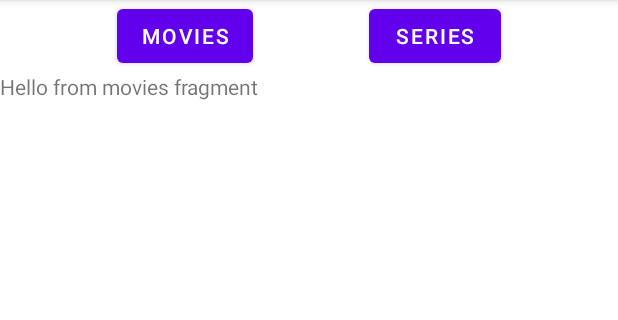
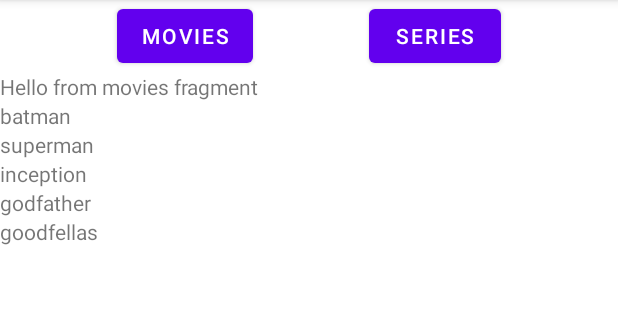
Before and after one commit to OmarBitar/simple_android_watchlist, an Android app: the screen it shows after launch (MainActivity), on a phone screen of 412 x 824 dp, the part 84-404 px from its top. Run offline under Robolectric (Android 15) with nearby library versions, the phone set to English and light mode, and no system bars.

Commit message:
implemented simple string[] recycleView

```diff
--- /dev/null
+++ b/app/src/main/java/com/hfad/simple_watchlist/CustomAdapter.java
@@ -0,0 +1,70 @@
+package com.hfad.simple_watchlist;
+
+import android.view.LayoutInflater;
+import android.view.View;
+import android.view.ViewGroup;
+import android.widget.TextView;
+
+import androidx.annotation.NonNull;
+import androidx.recyclerview.widget.RecyclerView;
+
+
+public class CustomAdapter extends RecyclerView.Adapter<CustomAdapter.ViewHolder> {
+
+	private String[] localDataSet;
+
+	/**
+	 * Provide a reference to the type of views that you are using
+	 * (custom ViewHolder).
+	 */
+	public static class ViewHolder extends RecyclerView.ViewHolder {
+		private final TextView textView;
+
+		public ViewHolder(View view) {
+			super(view);
+			// Define click listener for the ViewHolder's View
+
+			textView = (TextView) view.findViewById(R.id.textView);
+		}
+
+		public TextView getTextView() {
+			return textView;
+		}
+	}
+
+	/**
+	 * Initialize the dataset of the Adapter.
+	 *
+	 * @param dataSet String[] containing the data to populate views to be used
+	 * by RecyclerView.
+	 */
+	public CustomAdapter(String[] dataSet) {
+		localDataSet = dataSet;
+	}
+
+	// Create new views (invoked by the layout manager)
+	@NonNull
+	@Override
+	public ViewHolder onCreateViewHolder(ViewGroup viewGroup, int viewType) {
+		// Create a new view, which defines the UI of the list item
+		View view = LayoutInflater.from(viewGroup.getContext())
+				.inflate(R.layout.text_row_item, viewGroup, false);
+
+		return new ViewHolder(view);
+	}
+
+	// Replace the contents of a view (invoked by the layout manager)
+	@Override
+	public void onBindViewHolder(ViewHolder viewHolder, final int position) {
+
+		// Get element from your dataset at this position and replace the
+		// contents of the view with that element
+		viewHolder.getTextView().setText(localDataSet[position]);
+	}
+
+	// Return the size of your dataset (invoked by the layout manager)
+	@Override
+	public int getItemCount() {
+		return localDataSet.length;
+	}
+}
--- a/app/src/main/java/com/hfad/simple_watchlist/moviesFragment.java
+++ b/app/src/main/java/com/hfad/simple_watchlist/moviesFragment.java
@@ -3,6 +3,8 @@ package com.hfad.simple_watchlist;
 import android.os.Bundle;
 
 import androidx.fragment.app.Fragment;
+import androidx.recyclerview.widget.LinearLayoutManager;
+import androidx.recyclerview.widget.RecyclerView;
 
 import android.view.LayoutInflater;
 import android.view.View;
@@ -13,7 +15,15 @@ public class moviesFragment extends Fragment {
 	@Override
 	public View onCreateView(LayoutInflater inflater, ViewGroup container,
 							 Bundle savedInstanceState) {
+
+		View view = inflater.inflate(R.layout.fragment_movies, container, false);
+
+		String movieData[] = {"batman","superman","inception","godfather","goodfellas"};
+		RecyclerView rc = (RecyclerView) view.findViewById(R.id.recycleView);
+		rc.setLayoutManager(new LinearLayoutManager(view.getContext()));
+		CustomAdapter adapter = new CustomAdapter(movieData);
+		rc.setAdapter(adapter);
 		// Inflate the layout for this fragment
-		return inflater.inflate(R.layout.fragment_movies, container, false);
+		return view;
 	}
 }
--- a/app/src/main/res/layout/fragment_movies.xml
+++ b/app/src/main/res/layout/fragment_movies.xml
@@ -1,14 +1,27 @@
 <?xml version="1.0" encoding="utf-8"?>
 <FrameLayout xmlns:android="http://schemas.android.com/apk/res/android"
+	xmlns:app="http://schemas.android.com/apk/res-auto"
 	xmlns:tools="http://schemas.android.com/tools"
 	android:layout_width="match_parent"
 	android:layout_height="match_parent"
 	tools:context=".moviesFragment">
 
-	<!-- TODO: Update blank fragment layout -->
-	<TextView
+	<LinearLayout
+		android:orientation="vertical"
 		android:layout_width="match_parent"
 		android:layout_height="match_parent"
-		android:text="@string/hello_movies_fragment" />
+		>
+
+		<TextView
+			android:id="@+id/textView"
+			android:layout_width="match_parent"
+			android:layout_height="wrap_content"
+			android:text="@string/hello_movies_fragment" />
+
+		<androidx.recyclerview.widget.RecyclerView
+			android:id="@+id/recycleView"
+			android:layout_width="match_parent"
+			android:layout_height="wrap_content" />
+	</LinearLayout>
 
 </FrameLayout>
--- /dev/null
+++ b/app/src/main/res/layout/text_row_item.xml
@@ -0,0 +1,13 @@
+<?xml version="1.0" encoding="utf-8"?>
+<FrameLayout xmlns:android="http://schemas.android.com/apk/res/android"
+	android:layout_width="match_parent"
+	android:layout_height="wrap_content"
+	android:layout_gravity="center_vertical">
+
+	<TextView
+		android:id="@+id/textView"
+		android:layout_width="wrap_content"
+		android:layout_height="wrap_content"
+		android:text="item"/>
+
+</FrameLayout>
```
